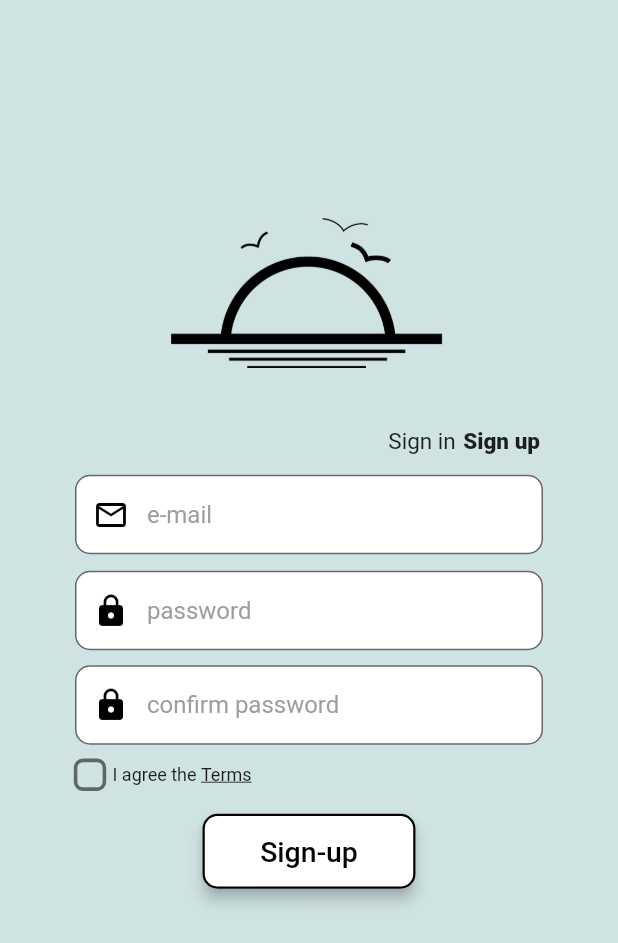
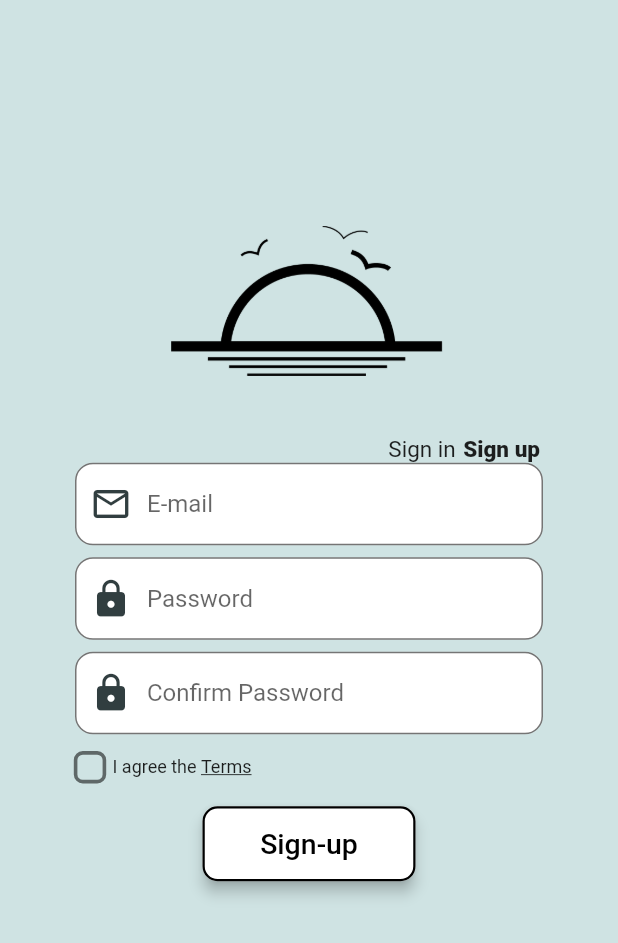
Before and after one commit to Aspendas/aurora, a Flutter app: the screen it shows after launch, after a tap on "Sign up", on a phone screen of 412 x 824 dp. Shown: the top 943 px of the screen. Run offline on Flutter 3.47's test engine with Material 2 defaults, Android fonts, the phone set to English and light mode, and no system bars; our stand-ins replace firebase_auth, firebase_core, material_design_icons_flutter; accounts and stored records are empty; network calls fail; Roboto replaces fonts that are missing (RobotoMono).

Commit message:
login register textfields & controllers added

```diff
--- a/lib/log_screen.dart
+++ b/lib/log_screen.dart
@@ -13,6 +13,23 @@ class LogScreen extends StatefulWidget {
 }
 
 class LogScreenState extends State<LogScreen> {
+  late final TextEditingController _email;
+  late final TextEditingController _password;
+
+  @override
+  void initState() {
+    _email = TextEditingController();
+    _password = TextEditingController();
+    super.initState();
+  }
+
+  @override
+  void dispose() {
+    _email.dispose();
+    _password.dispose();
+    super.dispose();
+  }
+
   bool isChecked = false;
 
   @override
@@ -76,23 +93,69 @@ class LogScreenState extends State<LogScreen> {
                       const SizedBox(width: 2),
                     ],
                   ),
-                  InputField(
-                    hinttext: "e-mail",
-                    iconl: const Icon(
-                      Icons.email_outlined,
-                      color: Colors.black,
+                  TextField(
+                    controller: _email,
+                    keyboardType: TextInputType.emailAddress,
+                    enableSuggestions: false,
+                    autocorrect: false,
+                    decoration: const InputDecoration(
+                      contentPadding:
+                          EdgeInsets.symmetric(vertical: 18, horizontal: 4),
+                      hintText: "E-mail",
+                      fillColor: Colors.white,
+                      filled: true,
+                      prefixIcon: Icon(
+                        Icons.email_outlined,
+                        size: 28,
+                        color: Color.fromRGBO(49, 62, 64, 1),
+                      ),
+                      border: OutlineInputBorder(
+                        borderRadius: BorderRadius.all(
+                          Radius.circular(12.0),
+                        ),
+                        borderSide: BorderSide(width: 1),
+                      ),
+                      enabledBorder: OutlineInputBorder(
+                        borderRadius: BorderRadius.all(
+                          Radius.circular(12.0),
+                        ),
+                        borderSide: BorderSide(width: 1, color: Colors.black54),
+                      ),
                     ),
-                    passw: false,
-                    paddings: const EdgeInsets.fromLTRB(0, 13, 0, 11),
                   ),
-                  InputField(
-                    hinttext: "password",
-                    iconl: const Icon(
-                      Icons.lock,
-                      color: Colors.black,
+                  const SizedBox(height: 8),
+                  TextField(
+                    controller: _password,
+                    obscureText: true,
+                    enableSuggestions: false,
+                    autocorrect: false,
+                    decoration: const InputDecoration(
+                      contentPadding:
+                          EdgeInsets.symmetric(vertical: 18, horizontal: 4),
+                      hintText: "Password",
+                      fillColor: Colors.white,
+                      filled: true,
+                      prefixIcon: Icon(
+                        Icons.lock,
+                        size: 28,
+                        color: Color.fromRGBO(49, 62, 64, 1),
+                      ),
+                      border: OutlineInputBorder(
+                        borderRadius: BorderRadius.all(
+                          Radius.circular(12.0),
+                        ),
+                        borderSide: BorderSide(width: 1),
+                      ),
+                      enabledBorder: OutlineInputBorder(
+                        borderRadius: BorderRadius.all(
+                          Radius.circular(12.0),
+                        ),
+                        borderSide: BorderSide(width: 1, color: Colors.black54),
+                      ),
                     ),
-                    passw: true,
-                    paddings: const EdgeInsets.fromLTRB(0, 0, 0, 10),
+                  ),
+                  const SizedBox(
+                    height: 8,
                   ),
                   Row(
                     mainAxisAlignment: MainAxisAlignment.spaceBetween,
--- a/lib/register_screen.dart
+++ b/lib/register_screen.dart
@@ -11,6 +11,26 @@ class RegScreen extends StatefulWidget {
 }
 
 class RegScreenState extends State<RegScreen> {
+  late final TextEditingController _email;
+  late final TextEditingController _password;
+  late final TextEditingController _confirmPassword;
+
+  @override
+  void initState() {
+    _email = TextEditingController();
+    _password = TextEditingController();
+    _confirmPassword = TextEditingController();
+    super.initState();
+  }
+
+  @override
+  void dispose() {
+    _email.dispose();
+    _password.dispose();
+    _confirmPassword.dispose();
+    super.dispose();
+  }
+
   bool isChecked = false;
 
   @override
@@ -72,32 +92,102 @@ class RegScreenState extends State<RegScreen> {
                   const SizedBox(width: 2),
                 ],
               ),
-              InputField(
-                hinttext: "e-mail",
-                iconl: const Icon(
-                  Icons.email_outlined,
-                  color: Colors.black,
+              TextField(
+                controller: _email,
+                keyboardType: TextInputType.emailAddress,
+                enableSuggestions: false,
+                autocorrect: false,
+                decoration: const InputDecoration(
+                  contentPadding:
+                      EdgeInsets.symmetric(vertical: 18, horizontal: 4),
+                  hintText: "E-mail",
+                  fillColor: Colors.white,
+                  filled: true,
+                  prefixIcon: Icon(
+                    Icons.email_outlined,
+                    size: 28,
+                    color: Color.fromRGBO(49, 62, 64, 1),
+                  ),
+                  border: OutlineInputBorder(
+                    borderRadius: BorderRadius.all(
+                      Radius.circular(12.0),
+                    ),
+                    borderSide: BorderSide(width: 1),
+                  ),
+                  enabledBorder: OutlineInputBorder(
+                    borderRadius: BorderRadius.all(
+                      Radius.circular(12.0),
+                    ),
+                    borderSide: BorderSide(width: 1, color: Colors.black54),
+                  ),
                 ),
-                passw: false,
-                paddings: const EdgeInsets.fromLTRB(0, 13, 0, 11),
               ),
-              InputField(
-                hinttext: "password",
-                iconl: const Icon(
-                  Icons.lock,
-                  color: Colors.black,
+              const SizedBox(height: 8),
+              TextField(
+                controller: _password,
+                obscureText: true,
+                enableSuggestions: false,
+                autocorrect: false,
+                decoration: const InputDecoration(
+                  contentPadding:
+                      EdgeInsets.symmetric(vertical: 18, horizontal: 4),
+                  hintText: "Password",
+                  fillColor: Colors.white,
+                  filled: true,
+                  prefixIcon: Icon(
+                    Icons.lock,
+                    size: 28,
+                    color: Color.fromRGBO(49, 62, 64, 1),
+                  ),
+                  border: OutlineInputBorder(
+                    borderRadius: BorderRadius.all(
+                      Radius.circular(12.0),
+                    ),
+                    borderSide: BorderSide(width: 1),
+                  ),
+                  enabledBorder: OutlineInputBorder(
+                    borderRadius: BorderRadius.all(
+                      Radius.circular(12.0),
+                    ),
+                    borderSide: BorderSide(width: 1, color: Colors.black54),
+                  ),
                 ),
-                passw: true,
-                paddings: const EdgeInsets.fromLTRB(0, 0, 0, 10),
               ),
-              InputField(
-                hinttext: "confirm password",
-                iconl: const Icon(
-                  Icons.lock,
-                  color: Colors.black,
+              const SizedBox(
+                height: 8,
+              ),
+              TextField(
+                controller: _confirmPassword,
+                obscureText: true,
+                enableSuggestions: false,
+                autocorrect: false,
+                decoration: const InputDecoration(
+                  contentPadding:
+                      EdgeInsets.symmetric(vertical: 18, horizontal: 4),
+                  hintText: "Confirm Password",
+                  fillColor: Colors.white,
+                  filled: true,
+                  prefixIcon: Icon(
+                    Icons.lock,
+                    size: 28,
+                    color: Color.fromRGBO(49, 62, 64, 1),
+                  ),
+                  border: OutlineInputBorder(
+                    borderRadius: BorderRadius.all(
+                      Radius.circular(12.0),
+                    ),
+                    borderSide: BorderSide(width: 1),
+                  ),
+                  enabledBorder: OutlineInputBorder(
+                    borderRadius: BorderRadius.all(
+                      Radius.circular(12.0),
+                    ),
+                    borderSide: BorderSide(width: 1, color: Colors.black54),
+                  ),
                 ),
-                passw: true,
-                paddings: const EdgeInsets.fromLTRB(0, 0, 0, 10),
+              ),
+              const SizedBox(
+                height: 12,
               ),
               Row(
                 mainAxisAlignment: MainAxisAlignment.start,
```
